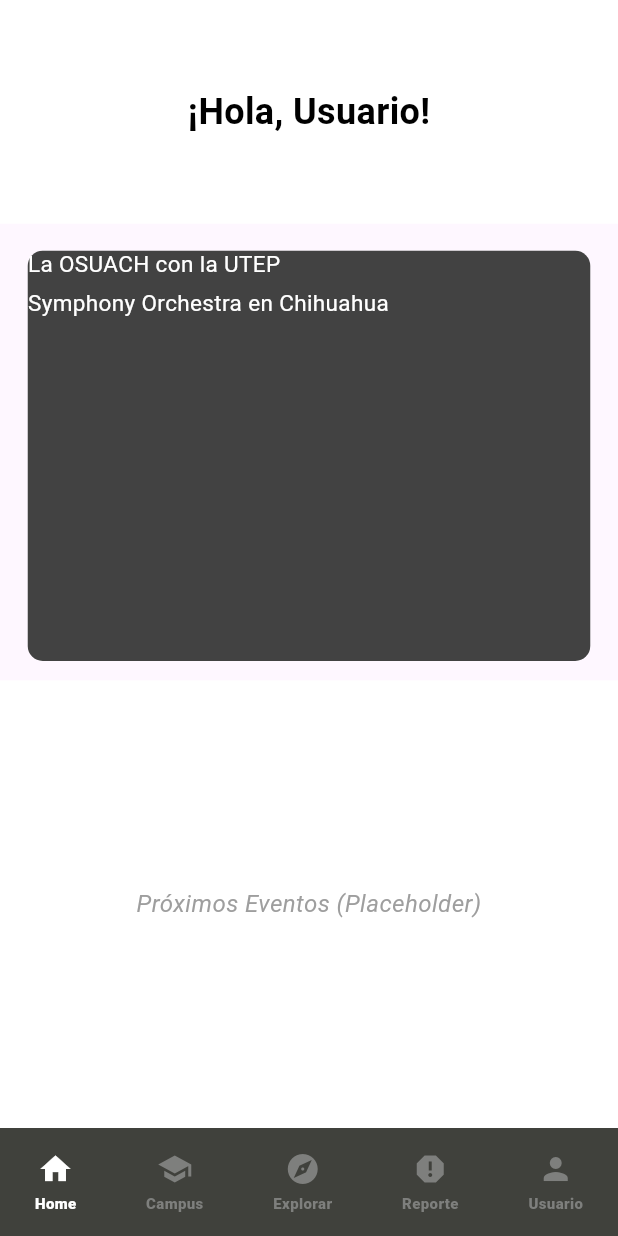
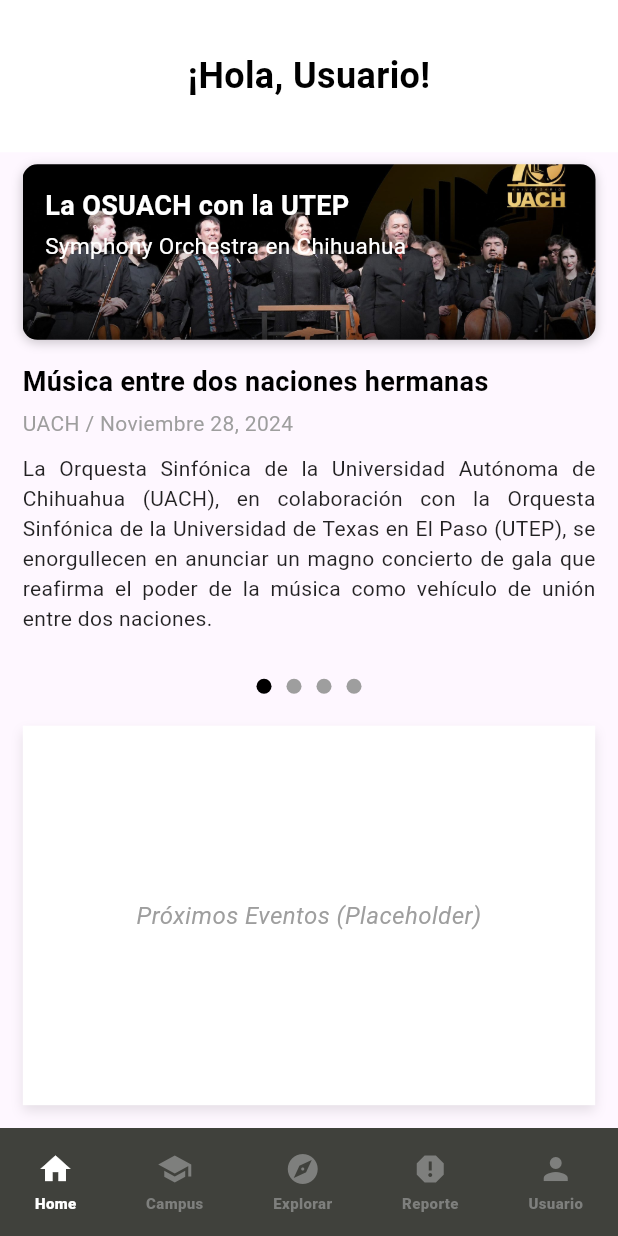
Before and after one commit to jonamx13/uach_mobile, a Flutter app: the screen it shows after launch, on a phone screen of 412 x 824 dp. Run offline on Flutter 3.47's test engine with Material 3 defaults, Android fonts, the phone set to English and light mode, and no system bars; Roboto replaces fonts that are missing (Dela Gothic One, Montserrat Alternates).

Commit message:
Slideshow card

```diff
--- a/lib/features/home/presentation/home_screen.dart
+++ b/lib/features/home/presentation/home_screen.dart
@@ -6,13 +6,14 @@
 
   @override
   Widget build(BuildContext context) {
+    final screenHeight = MediaQuery.of(context).size.height;
+
     return Scaffold(
       body: Column(
         children: [
           // Saludo
-          Expanded(
-            flex: 1,
-            child: Container(
+          Container(
+            height: screenHeight * 100 / 812, // Proporción 100px
             alignment: Alignment.center,
             color: Colors.white,
             child: const Text(
@@ -24,19 +25,24 @@
               ),
             ),
           ),
-          ),
-          const SizedBox(height: 3), // Separador
+          SizedBox(height: screenHeight * 3 / 812), // Separador
           // Slideshow
-          const Expanded(
-            flex: 2,
-            child: NoticiasSlideshow(),
-          ),
-          const SizedBox(height: 3), // Separador
+           NoticiasSlideshow(),
+          SizedBox(height: screenHeight * 3 / 812), // Separador
           // Próximos Eventos
           Expanded(
-            flex: 2,
             child: Container(
+              margin: EdgeInsets.all(screenHeight * 15 / 812),
+              decoration: BoxDecoration(
                 color: Colors.white,
+                boxShadow: [
+                  BoxShadow(
+                    color: Colors.black.withOpacity(0.1),
+                    offset: const Offset(0, 4),
+                    blurRadius: 6,
+                  ),
+                ],
+              ),
               child: Center(
                 child: Text(
                   'Próximos Eventos (Placeholder)',
--- a/lib/features/home/presentation/widgets/noticias_card.dart
+++ b/lib/features/home/presentation/widgets/noticias_card.dart
@@ -1,18 +1,71 @@
+// noticias_card.dart
+
 import 'package:flutter/material.dart';
-import 'noticias_titulos.dart';
 
 class NoticiasCard extends StatelessWidget {
-  const NoticiasCard({Key? key}) : super(key: key);
+  const NoticiasCard({super.key});
 
   @override
   Widget build(BuildContext context) {
     return Container(
-      height: 117, // Altura máxima ajustada
+      width: double.infinity,  // Esto asegura que ocupe todo el ancho disponible
+      height: 117,  // Establecemos el alto máximo en 117
+      margin: const EdgeInsets.symmetric(vertical: 5), // Elimina el margen lateral, solo dejamos el vertical
       decoration: BoxDecoration(
-        color: Colors.grey[800], // Placeholder gris oscuro
-        borderRadius: BorderRadius.circular(10),
+        borderRadius: BorderRadius.circular(10), // Bordes redondeados en todo el contenedor
+        boxShadow: [
+          BoxShadow(
+            color: Colors.black.withOpacity(0.2),
+            spreadRadius: 0,
+            blurRadius: 5,
+            offset: const Offset(0, 2), // Sombra leve en la parte inferior
+          ),
+        ],
       ),
-      child: const NoticiasTitulos(), // Textos internos ajustados
+      child: ClipRRect( // Este ClipRRect asegurará que todo el contenido dentro tenga bordes redondeados
+        borderRadius: BorderRadius.circular(10), // Bordes redondeados para toda la tarjeta
+        child: Stack(
+          fit: StackFit.expand, // Asegura que la imagen se expanda dentro del contenedor
+          children: [
+            // Imagen de fondo, se ajusta al ancho y ocupa toda el área del contenedor
+            Image.asset(
+              'assets/images/osuach-utep-8dic-1920.jpg',
+              fit: BoxFit.cover,  // Escala la imagen para que ocupe todo el ancho
+            ),
+            // Contenedor para el texto, encima de la imagen
+            Positioned(
+              top: 15,  // Margin superior para separar el texto de los bordes
+              left: 15,  // Margin izquierdo para separar el texto
+              child: Container(
+                width: MediaQuery.of(context).size.width * 0.75,  // El texto ocupa el 75% del ancho
+                child: Column(
+                  crossAxisAlignment: CrossAxisAlignment.start,
+                  children: const [
+                    Text(
+                      'La OSUACH con la UTEP',
+                      style: TextStyle(
+                        fontSize: 18,  // Ajusta el tamaño del título
+                        fontWeight: FontWeight.bold,
+                        color: Colors.white,  // Texto blanco
+                      ),
+                    ),
+                    SizedBox(height: 5),  // Espaciado entre los textos
+                    Text(
+                      'Symphony Orchestra en Chihuahua',
+                      style: TextStyle(
+                        fontSize: 15,  // Tamaño del subtítulo
+                        fontWeight: FontWeight.w400,
+                        color: Colors.white,  // Texto blanco
+                        height: 1.2,  // Line height
+                      ),
+                    ),
+                  ],
+                ),
+              ),
+            ),
+          ],
+        ),
+      ),
     );
   }
 }
--- a/lib/features/home/presentation/widgets/noticias_slideshow.dart
+++ b/lib/features/home/presentation/widgets/noticias_slideshow.dart
@@ -1,20 +1,43 @@
 import 'package:flutter/material.dart';
 import 'noticias_card.dart';
+import 'texto_slideshow.dart';
 
 class NoticiasSlideshow extends StatelessWidget {
-  const NoticiasSlideshow({Key? key}) : super(key: key);
+  const NoticiasSlideshow({super.key});
 
   @override
   Widget build(BuildContext context) {
     return Container(
-      width: 375,
-      height: 305,
-      margin: const EdgeInsets.all(15).copyWith(bottom: 10),
-      decoration: BoxDecoration(
-        color: Colors.grey[200],
-        borderRadius: BorderRadius.circular(10),
+      margin: const EdgeInsets.only(bottom: 3), // Separación con la sección inferior
+      child: Padding(
+        padding: const EdgeInsets.symmetric(horizontal: 15), // Márgenes laterales
+        child: Column(
+          crossAxisAlignment: CrossAxisAlignment.start,
+          children: [
+            const NoticiasCard(), // Tarjeta con la imagen
+            const SizedBox(height: 10), // Espaciado entre la tarjeta y el texto
+            const TextoSlideshow(), // Widget de texto con márgenes controlados
+            const SizedBox(height: 15), // Espaciado antes de los indicadores
+            // Indicadores del slideshow
+            Center(
+              child: Row(
+                mainAxisAlignment: MainAxisAlignment.center,
+                children: List.generate(4, (index) {
+                  return Container(
+                    margin: const EdgeInsets.symmetric(horizontal: 5),
+                    width: 10,
+                    height: 10,
+                    decoration: BoxDecoration(
+                      shape: BoxShape.circle,
+                      color: index == 0 ? Colors.black : Colors.grey, // Activo/inactivo
+                    ),
+                  );
+                }),
+              ),
+            ),
+          ],
+        ),
       ),
-      child: const NoticiasCard(), // Usamos el widget de la tarjeta ajustada
     );
   }
 }
--- a/lib/features/home/presentation/widgets/noticias_titulos.dart
+++ b/lib/features/home/presentation/widgets/noticias_titulos.dart
@@ -1,45 +1,43 @@
 import 'package:flutter/material.dart';
 
 class NoticiasTitulos extends StatelessWidget {
-  const NoticiasTitulos({Key? key}) : super(key: key);
+  final String titulo;
+  final String subtitulo;
+
+  const NoticiasTitulos({
+    Key? key,
+    required this.titulo,
+    required this.subtitulo,
+  }) : super(key: key);
 
   @override
   Widget build(BuildContext context) {
-    return Positioned(
-      top: 15,
-      left: 15,
-      right: 15,
-      child: SizedBox(
-        width: 375 * 0.75, // 75% del ancho
+    return Padding(
+      padding: const EdgeInsets.only(left: 15, top: 15), // Márgenes internos
       child: Column(
         crossAxisAlignment: CrossAxisAlignment.start,
-          children: const [
-            // Título
+        children: [
           Text(
-              'La OSUACH con la UTEP',
-              style: TextStyle(
+            titulo,
+            style: const TextStyle(
               fontFamily: 'Dela Gothic One',
               fontSize: 15,
-                fontWeight: FontWeight.w400,
-                height: 1.2,
+              height: 1.2, // Line height proporcional
               color: Colors.white,
             ),
           ),
-            SizedBox(height: 8), // Espaciado entre textos
-            // Subtítulo
+          const SizedBox(height: 5),
           Text(
-              'Symphony Orchestra en Chihuahua',
-              style: TextStyle(
+            subtitulo,
+            style: const TextStyle(
               fontFamily: 'Dela Gothic One',
               fontSize: 15,
-                fontWeight: FontWeight.w400,
               height: 1.2,
               color: Colors.white,
             ),
           ),
         ],
       ),
-      ),
     );
   }
 }
--- /dev/null
+++ b/lib/features/home/presentation/widgets/texto_slideshow.dart
@@ -0,0 +1,49 @@
+import 'package:flutter/material.dart';
+
+class TextoSlideshow extends StatelessWidget {
+  const TextoSlideshow({super.key});
+
+  @override
+  Widget build(BuildContext context) {
+    return Padding(
+      padding: const EdgeInsets.symmetric(horizontal: 0), // Márgenes laterales
+      child: Column(
+        crossAxisAlignment: CrossAxisAlignment.start,
+        children: [
+          // Título del evento
+          const Text(
+            "Música entre dos naciones hermanas",
+            style: TextStyle(
+              fontSize: 18,
+              fontWeight: FontWeight.bold,
+              color: Colors.black,
+            ),
+          ),
+          const SizedBox(height: 5),
+          // Fecha del evento
+          const Text(
+            "UACH / Noviembre 28, 2024",
+            style: TextStyle(
+              fontSize: 14,
+              fontWeight: FontWeight.w400,
+              color: Colors.grey,
+            ),
+          ),
+          const SizedBox(height: 10),
+          // Descripción del evento
+          const Text(
+            "La Orquesta Sinfónica de la Universidad Autónoma de Chihuahua (UACH), en colaboración con la Orquesta Sinfónica de la Universidad de Texas en El Paso (UTEP), se enorgullecen en anunciar un magno concierto de gala que reafirma el poder de la música como vehículo de unión entre dos naciones.",
+            style: TextStyle(
+              fontSize: 14,
+              fontWeight: FontWeight.w400,
+              height: 1.4, // Altura de línea
+              color: Colors.black87,
+            ),
+            textAlign: TextAlign.justify,
+          ),
+          const SizedBox(height: 15), // Espaciado antes de los indicadores
+        ],
+      ),
+    );
+  }
+}
```
Also changed, not shown: pubspec.yaml (+6 -8 lines), assets/images/osuach-utep-8dic-1920.jpg (added). Lines whose indentation alone changed are shown as unchanged.
